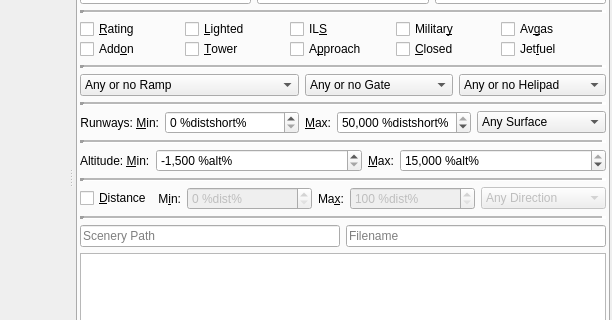
The window that src/gui/mainwindow.ui (albar965/littlenavmap) describes before a commit, drawn with Qt 5; both pictures show x 668 to 1280 and y 173 to 493 of the 1280 by 900 pixel window.
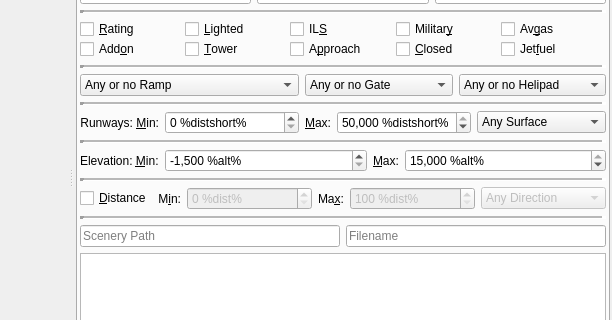
The same window after the commit. Icons and pictures are not drawn.

Commit message: Replaced the term "altitude" for ground objects with "elevation" for more alignment with official chars.

The edit to the form file:
```diff
--- a/src/gui/mainwindow.ui
+++ b/src/gui/mainwindow.ui
@@ -926,7 +926,7 @@
                 </sizepolicy>
                </property>
                <property name="text">
-                <string>Altitude: &amp;Min:</string>
+                <string>Elevation: &amp;Min:</string>
                </property>
                <property name="buddy">
                 <cstring>spinBoxAirportAltitudeMinSearch</cstring>
```
Left out of the diff: 16 changed lines with no effect on the pictures. The commit also changes 5 other files.
